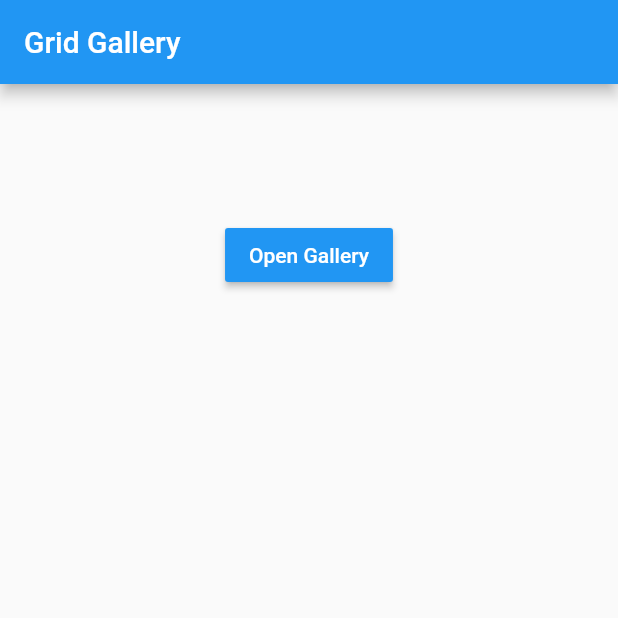
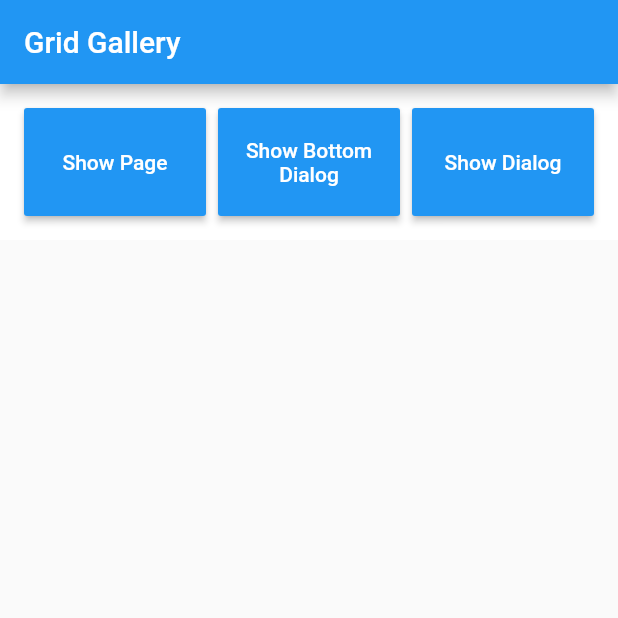
Before and after one commit to ParrottKim/grid_gallery, a Flutter app: the screen it shows after launch, on a phone screen of 412 x 824 dp, the top half of it. Run offline on Flutter 3.47's test engine with Material 2 defaults, Android fonts, the phone set to English and light mode, and no system bars; our stand-ins replace image_picker; missing offline and left inert: photo_manager.

Commit message:
implement basic features

```diff
--- a/example/lib/main.dart
+++ b/example/lib/main.dart
@@ -32,12 +32,10 @@ class MyHomePage extends StatefulWidget {
 class _MyHomePageState extends State<MyHomePage> {
   late final GalleryController _controller;
 
-  void _listenController() => setState(() {});
-
   @override
   void initState() {
     super.initState();
-    _controller = GalleryController();
+    _controller = GalleryController()..addListener(() => _listenController());
   }
 
   @override
@@ -46,52 +44,129 @@ class _MyHomePageState extends State<MyHomePage> {
     _controller.dispose();
   }
 
+  void _listenController() => setState(() {});
+
   @override
   Widget build(BuildContext context) {
     return Scaffold(
       appBar: AppBar(
         title: Text('Grid Gallery'),
       ),
-      body: Center(
-        child: Column(
+      body: Column(
+        crossAxisAlignment: CrossAxisAlignment.start,
         children: [
-            SizedBox(
-              height: 90.0,
+          Container(
+            padding: const EdgeInsets.all(16.0),
+            color: Colors.white,
+            child: Row(
+              children: [
+                Expanded(
+                  child: MaterialButton(
+                    onPressed: () => Navigator.push(
+                      context,
+                      MaterialPageRoute(
+                        builder: (_) =>
+                            PhotoSelectPage(controller: _controller),
+                      ),
+                    ),
+                    height: 72.0,
+                    color: Theme.of(context).primaryColor,
+                    textColor: Colors.white,
+                    child: Text(
+                      'Show Page',
+                      textAlign: TextAlign.center,
+                    ),
+                  ),
+                ),
+                SizedBox(width: 8.0),
+                Expanded(
+                  child: MaterialButton(
+                    onPressed: () => showModalBottomSheet(
+                      context: context,
+                      builder: (_) => PhotoSelectPage(controller: _controller),
+                    ),
+                    height: 72.0,
+                    color: Theme.of(context).primaryColor,
+                    textColor: Colors.white,
+                    child: Text(
+                      'Show Bottom Dialog',
+                      textAlign: TextAlign.center,
+                    ),
+                  ),
+                ),
+                SizedBox(width: 8.0),
+                Expanded(
+                  child: MaterialButton(
+                    onPressed: () => showDialog(
+                      context: context,
+                      builder: (_) => PhotoSelectPage(controller: _controller),
+                    ),
+                    height: 72.0,
+                    color: Theme.of(context).primaryColor,
+                    textColor: Colors.white,
+                    child: Text(
+                      'Show Dialog',
+                      textAlign: TextAlign.center,
+                    ),
+                  ),
+                ),
+              ],
+            ),
+          ),
+          Expanded(
             child: ListView.builder(
               shrinkWrap: true,
-                scrollDirection: Axis.horizontal,
               itemCount: _controller.selectedIndexes.length,
               itemBuilder: (context, index) => InkWell(
-                  onTap: () {},
+                onTap: () {
+                  print('${_controller.items[index].asset}');
+                  print('${_controller.items[index].data}');
+                },
+                child: AspectRatio(
+                  aspectRatio: 1,
                   child: Ink(
-                    width: 90.0,
                     decoration: BoxDecoration(
                       image: DecorationImage(
-                        image: MemoryImage(
+                        image: FileImage(
                           _controller
                               .items[_controller.selectedIndexes[index]].data,
                         ),
                         fit: BoxFit.cover,
+                        filterQuality: FilterQuality.high,
                       ),
                     ),
                   ),
                 ),
               ),
             ),
-            MaterialButton(
-              onPressed: () => Navigator.push(
-                context,
-                MaterialPageRoute(
-                  builder: (_) => GridGallery(),
-                ),
-              ),
-              color: Theme.of(context).primaryColor,
-              textColor: Colors.white,
-              child: Text('Open Gallery'),
           ),
         ],
-        ),
       ),
     );
   }
 }
+
+class PhotoSelectPage extends StatelessWidget {
+  const PhotoSelectPage({Key? key, required this.controller}) : super(key: key);
+
+  final GalleryController controller;
+
+  @override
+  Widget build(BuildContext context) {
+    return Scaffold(
+      appBar: AppBar(
+        title: Text('Select Photo'),
+      ),
+      body: GridGallery(
+        controller: controller,
+        onChanged: () {
+          print('main: ${controller.selectedIndexes}');
+        },
+      ),
+      floatingActionButton: FloatingActionButton(
+        onPressed: () => controller.deselectAll(),
+        child: Icon(Icons.delete_sweep),
+      ),
+    );
+  }
+}
--- /dev/null
+++ b/lib/src/callback/callback.dart
@@ -0,0 +1 @@
+typedef ChangedCallback = void Function();
--- a/lib/src/model/gallery_model.dart
+++ b/lib/src/model/gallery_model.dart
@@ -1,18 +1,27 @@
+import 'dart:io';
 import 'dart:typed_data';
 
 import 'package:photo_manager/photo_manager.dart';
 
 class GalleryModel {
-  Uint8List data;
+  Uint8List thumbnail;
+  File data;
   AssetEntity asset;
   bool isSelected;
 
   GalleryModel(
-      {required this.data, required this.asset, this.isSelected = false});
+      {required this.thumbnail,
+      required this.data,
+      required this.asset,
+      this.isSelected = false});
 
   GalleryModel copyWith(
-      {Uint8List? data, AssetEntity? asset, bool? isSelected}) {
+      {Uint8List? thumbnail,
+      File? data,
+      AssetEntity? asset,
+      bool? isSelected}) {
     return GalleryModel(
+      thumbnail: thumbnail ?? this.thumbnail,
       data: data ?? this.data,
       asset: asset ?? this.asset,
       isSelected: isSelected ?? this.isSelected,
--- a/pubspec.yaml
+++ b/pubspec.yaml
@@ -10,7 +10,8 @@ environment:
 dependencies:
   flutter:
     sdk: flutter
-  provider: ^6.0.5
+
+  image_picker: ^0.8.6
   photo_manager: ^2.5.2
 
 dev_dependencies:
```
Also changed, not shown: lib/src/gallery_controller.dart (+46 -22 lines), lib/src/grid_gallery.dart (+94 -26 lines), example/pubspec.lock, 5 other files. Lines whose indentation alone changed are shown as unchanged.
